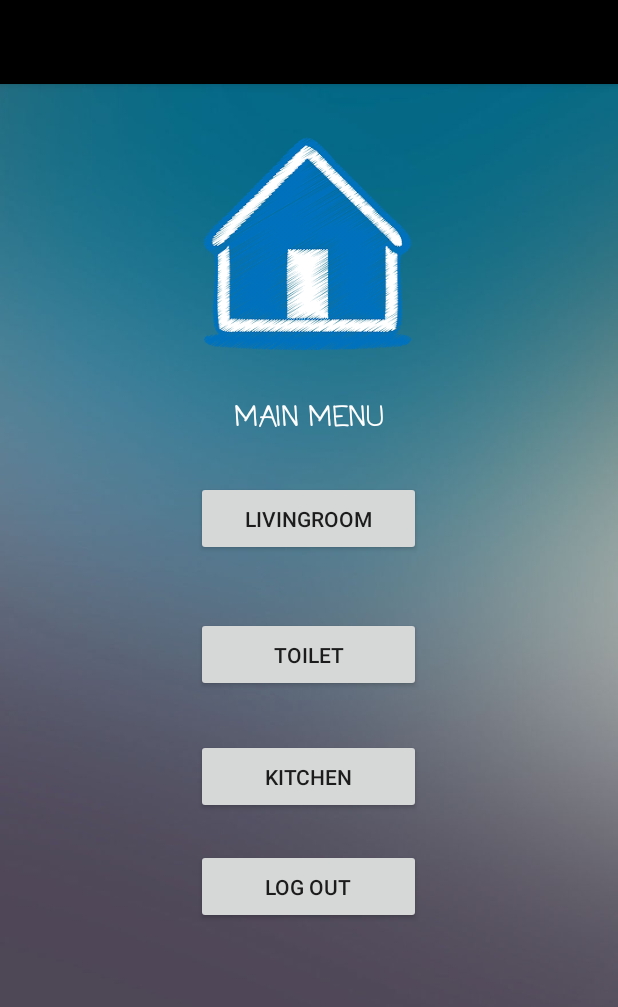
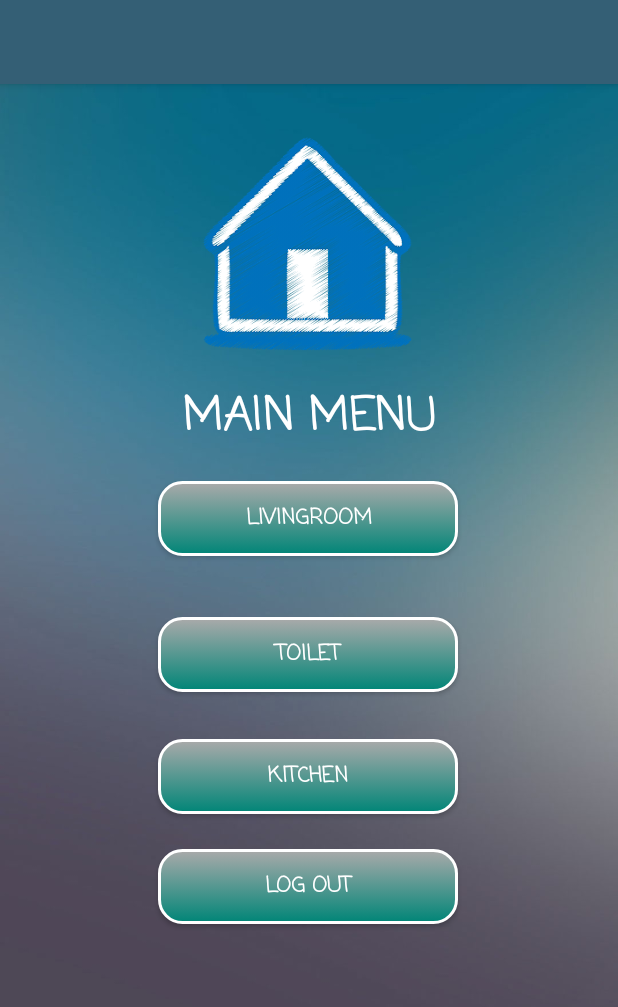
Before and after one commit to GeanyFynnetzze/sepV2, an Android app: the MainMenuActivity screen opened directly, with no data from a screen before it, on a phone screen of 412 x 824 dp. Shown: the top 1007 px of the screen. Run offline under Robolectric (Android 15) with nearby library versions, the phone set to English and light mode, and no system bars.

Commit message:
Design updates

```diff
--- a/testSEP/SpaceStationV2/app/src/main/java/com/example/spacestationv2/Model/RecycleAdapterAllStats.java
+++ b/testSEP/SpaceStationV2/app/src/main/java/com/example/spacestationv2/Model/RecycleAdapterAllStats.java
@@ -31,11 +31,11 @@ public class RecycleAdapterAllStats extends RecyclerView.Adapter<RecycleAdapterA
     public void onBindViewHolder(@NonNull RecycleAdapterAllStats.MyviewHolder holder, int position) {
         AllStatsEntity currentList = allStats.get(position);
 
-       // holder.co2Image.setImageResource(R.drawable.ic_livingroom);
         holder.humidityValue.setText("Humidity : " + currentList.getHuM_value() + " g/m^3");
         holder.co2Value.setText("CO2 : " + currentList.getCO2_value()+ " ppm");
         holder.temperatureValue.setText("Temperature: " + currentList.getTemP_value()+ " °C");
-        holder.allStatsDate.setText("Date : " + currentList.getDate1());
+        holder.allStatsDate.setText("Date : " + currentList.getDate1().substring(0,10) + " - "
+                                    + currentList.getDate1().substring(12, currentList.getDate1().length()));
 
     }
 
--- a/testSEP/SpaceStationV2/app/src/main/java/com/example/spacestationv2/View/MainActivity.java
+++ b/testSEP/SpaceStationV2/app/src/main/java/com/example/spacestationv2/View/MainActivity.java
@@ -50,15 +50,17 @@ public class MainActivity extends AppCompatActivity implements NavigationView.On
            case "Livingroom":
                getSupportFragmentManager().beginTransaction().replace(R.id.fragment_container,
                        new LivingRoomFragment()).commit();
+               navigationView.setCheckedItem(R.id.nav_livingRoom);
                break;
            case "Toilet" :
                getSupportFragmentManager().beginTransaction().replace(R.id.fragment_container,
                        new ToiletFragment()).commit();
+               navigationView.setCheckedItem(R.id.nav_toilet);
                break;
-
            case "Kitchen" :
                getSupportFragmentManager().beginTransaction().replace(R.id.fragment_container,
                        new KitchenFragment()).commit();
+               navigationView.setCheckedItem(R.id.nav_kitchen);
                break;
 
        }
--- /dev/null
+++ b/testSEP/SpaceStationV2/app/src/main/res/drawable/button_background.xml
@@ -0,0 +1,23 @@
+<?xml version="1.0" encoding="utf-8"?>
+<shape xmlns:android="http://schemas.android.com/apk/res/android"
+    android:shape="rectangle">
+
+    <gradient
+
+        android:startColor="@color/colorPrimary"
+        android:endColor="@android:color/darker_gray"
+        android:angle="90"/>
+
+    <padding
+        android:bottom="7dp"
+        android:right="7dp"
+        android:left="7dp"
+        android:top="7dp"/>
+
+    <stroke
+        android:width="2dp"
+        android:color="@android:color/white"/>
+
+    <corners android:radius="15dp"/>
+
+</shape>
--- /dev/null
+++ b/testSEP/SpaceStationV2/app/src/main/res/drawable/buttonpressed_background.xml
@@ -0,0 +1,22 @@
+<?xml version="1.0" encoding="utf-8"?>
+<shape xmlns:android="http://schemas.android.com/apk/res/android"
+    android:shape="rectangle">
+
+    <gradient
+
+        android:centerColor="@color/colorPrimary"
+        android:angle="90"/>
+
+    <padding
+        android:bottom="7dp"
+        android:right="7dp"
+        android:left="7dp"
+        android:top="7dp"/>
+
+    <stroke
+        android:width="2dp"
+        android:color="@android:color/white"/>
+
+    <corners android:radius="15dp"/>
+
+</shape>
--- /dev/null
+++ b/testSEP/SpaceStationV2/app/src/main/res/drawable/state_menu.xml
@@ -0,0 +1,14 @@
+<?xml version="1.0" encoding="utf-8"?>
+<selector xmlns:android="http://schemas.android.com/apk/res/android">
+
+    <item
+
+        android:state_pressed="true"
+        android:drawable="@drawable/buttonpressed_background"
+        />
+
+    <item
+
+        android:drawable="@drawable/button_background"/>
+
+</selector>
--- a/testSEP/SpaceStationV2/app/src/main/res/layout/activity_login.xml
+++ b/testSEP/SpaceStationV2/app/src/main/res/layout/activity_login.xml
@@ -50,7 +50,8 @@
         app:layout_constraintHorizontal_bias="0.497"
         app:layout_constraintStart_toStartOf="parent"
         app:layout_constraintTop_toTopOf="parent"
-        app:layout_constraintVertical_bias="0.97" />
+        app:layout_constraintVertical_bias="0.97"
+        />
 
     <Button
         android:id="@+id/loginBtn"
@@ -62,7 +63,8 @@
         app:layout_constraintHorizontal_bias="0.497"
         app:layout_constraintStart_toStartOf="parent"
         app:layout_constraintTop_toBottomOf="@+id/Password"
-        app:layout_constraintVertical_bias="0.585" />
+        app:layout_constraintVertical_bias="0.585"
+        android:background="@drawable/state_auth"/>
 
     <TextView
         android:id="@+id/createAcc"
--- a/testSEP/SpaceStationV2/app/src/main/res/layout/activity_main.xml
+++ b/testSEP/SpaceStationV2/app/src/main/res/layout/activity_main.xml
@@ -18,7 +18,7 @@
             android:id="@+id/toolbar"
             android:layout_width="match_parent"
             android:layout_height="wrap_content"
-            android:background="@android:color/background_dark"
+            android:background="@color/toolbar"
             android:elevation="4dp"
             android:theme="@style/ThemeOverlay.AppCompat.Dark.ActionBar"
             app:popupTheme="@style/ThemeOverlay.AppCompat.Light" />
--- a/testSEP/SpaceStationV2/app/src/main/res/layout/activity_main_menu.xml
+++ b/testSEP/SpaceStationV2/app/src/main/res/layout/activity_main_menu.xml
@@ -11,7 +11,7 @@
         android:id="@+id/toolbar"
         android:layout_width="match_parent"
         android:layout_height="wrap_content"
-        android:background="@android:color/background_dark"
+       android:background="@color/toolbar"
         android:elevation="4dp"
         android:theme="@style/ThemeOverlay.AppCompat.Dark.ActionBar"
         app:popupTheme="@style/ThemeOverlay.AppCompat.Light"
@@ -31,22 +31,26 @@
         android:background="@drawable/ic_mainmenuhouse"/>
 
     <TextView
-        android:layout_width="150dp"
-        android:layout_height="30dp"
+        android:layout_width="match_parent"
+        android:layout_height="50dp"
         app:layout_constraintBottom_toTopOf="@+id/living_room"
         app:layout_constraintEnd_toEndOf="parent"
         app:layout_constraintStart_toStartOf="parent"
         app:layout_constraintTop_toBottomOf="@+id/appCompatImageView2"
         android:text="MAIN MENU"
-        android:textSize="18dp"
+        android:textSize="30dp"
         android:textColor="@android:color/white"
         android:fontFamily="casual"
         android:textStyle="bold"
         android:textAlignment="center"/>
 
     <Button
+        android:fontFamily="casual"
+        android:textStyle="bold"
+        android:textColor="@android:color/white"
+        android:background="@drawable/state_menu"
         android:id="@+id/living_room"
-        android:layout_width="150dp"
+        android:layout_width="200dp"
         android:layout_height="50dp"
         android:text="Livingroom"
         app:layout_constraintBottom_toBottomOf="parent"
@@ -57,8 +61,12 @@
         app:layout_constraintVertical_bias="0.152" />
 
     <Button
+        android:fontFamily="casual"
+        android:textStyle="bold"
+        android:textColor="@android:color/white"
+        android:background="@drawable/state_menu"
         android:id="@+id/toilet"
-        android:layout_width="150dp"
+        android:layout_width="200dp"
         android:layout_height="50dp"
         android:text="Toilet"
         app:layout_constraintBottom_toBottomOf="parent"
@@ -69,8 +77,12 @@
         app:layout_constraintVertical_bias="0.10" />
 
     <Button
+        android:fontFamily="casual"
+        android:textStyle="bold"
+        android:textColor="@android:color/white"
+        android:background="@drawable/state_menu"
         android:id="@+id/kitchen"
-        android:layout_width="150dp"
+        android:layout_width="200dp"
         android:layout_height="50dp"
         app:layout_constraintBottom_toBottomOf="parent"
         app:layout_constraintEnd_toEndOf="parent"
@@ -81,8 +93,12 @@
         android:text="Kitchen"/>
 
     <Button
+        android:fontFamily="casual"
+        android:textStyle="bold"
+        android:textColor="@android:color/white"
+        android:background="@drawable/state_menu"
         android:id="@+id/log_out"
-        android:layout_width="150dp"
+        android:layout_width="200dp"
         android:layout_height="50dp"
         app:layout_constraintBottom_toBottomOf="parent"
         app:layout_constraintEnd_toEndOf="parent"
--- a/testSEP/SpaceStationV2/app/src/main/res/layout/activity_register.xml
+++ b/testSEP/SpaceStationV2/app/src/main/res/layout/activity_register.xml
@@ -62,7 +62,8 @@
         app:layout_constraintHorizontal_bias="0.498"
         app:layout_constraintStart_toStartOf="parent"
         app:layout_constraintTop_toBottomOf="@+id/Password"
-        app:layout_constraintVertical_bias="0.263" />
+        app:layout_constraintVertical_bias="0.263"
+        android:background="@drawable/auth_button_background"/>
 
     <TextView
         android:id="@+id/textView4"
--- a/testSEP/SpaceStationV2/app/src/main/res/layout/fragment_kitchen.xml
+++ b/testSEP/SpaceStationV2/app/src/main/res/layout/fragment_kitchen.xml
@@ -4,7 +4,7 @@
     xmlns:tools="http://schemas.android.com/tools"
     android:layout_width="match_parent"
     android:layout_height="match_parent"
-    android:background="@android:color/darker_gray">
+    android:background="@drawable/background_recycleview">
 
     <androidx.core.widget.NestedScrollView
         android:layout_width="match_parent"
@@ -14,7 +14,6 @@
             android:id="@+id/recyclerview"
             android:layout_width="match_parent"
             android:layout_height="match_parent"
-            android:background="@android:color/darker_gray"
             android:padding="4dp"
             android:scrollbars="vertical"
             />
--- a/testSEP/SpaceStationV2/app/src/main/res/layout/fragment_living_room.xml
+++ b/testSEP/SpaceStationV2/app/src/main/res/layout/fragment_living_room.xml
@@ -4,7 +4,7 @@
     xmlns:tools="http://schemas.android.com/tools"
     android:layout_width="match_parent"
     android:layout_height="match_parent"
-    android:background="@android:color/darker_gray"
+    android:background="@drawable/background_recycleview"
     android:id="@+id/livingroom">
 
     <androidx.core.widget.NestedScrollView
@@ -15,7 +15,6 @@
             android:id="@+id/recyclerview"
             android:layout_width="match_parent"
             android:layout_height="match_parent"
-            android:background="@android:color/darker_gray"
             android:padding="4dp"
             android:scrollbars="vertical"
             />
--- a/testSEP/SpaceStationV2/app/src/main/res/layout/fragment_toilet.xml
+++ b/testSEP/SpaceStationV2/app/src/main/res/layout/fragment_toilet.xml
@@ -4,7 +4,7 @@
     xmlns:tools="http://schemas.android.com/tools"
     android:layout_width="match_parent"
     android:layout_height="match_parent"
-    android:background="@android:color/darker_gray">
+    android:background="@drawable/background_recycleview">
 
     <androidx.core.widget.NestedScrollView
         android:layout_width="match_parent"
@@ -14,7 +14,6 @@
             android:id="@+id/recyclerview"
             android:layout_width="match_parent"
             android:layout_height="match_parent"
-            android:background="@android:color/darker_gray"
             android:padding="4dp"
             android:scrollbars="vertical"
             />
--- a/testSEP/SpaceStationV2/app/src/main/res/values/colors.xml
+++ b/testSEP/SpaceStationV2/app/src/main/res/values/colors.xml
@@ -4,4 +4,6 @@
     <color name="colorPrimaryDark">#3700B3</color>
     <color name="somethng">#667fa4</color>
     <color name="colorAccent">#D81B60</color>
+    <color name="toolbar">#345F75</color>
+    <color name="recycle">#374c91</color>
 </resources>
```
Also changed, not shown: testSEP/SpaceStationV2/app/src/main/res/drawable/auth_button_background.xml (added, +7 -0 lines), testSEP/SpaceStationV2/app/src/main/res/drawable/auth_buttonpressed_background.xml (added, +8 -0 lines), testSEP/SpaceStationV2/app/src/main/res/drawable/background_recycleview.xml (added, +10 -0 lines), testSEP/SpaceStationV2/app/src/main/res/drawable/recycleview_background.xml (added, +29 -0 lines), testSEP/SpaceStationV2/app/src/main/res/drawable/state_auth.xml (added, +14 -0 lines), testSEP/SpaceStationV2/app/src/main/res/layout/recyclerview_adapter.xml (+8 -9 lines).
